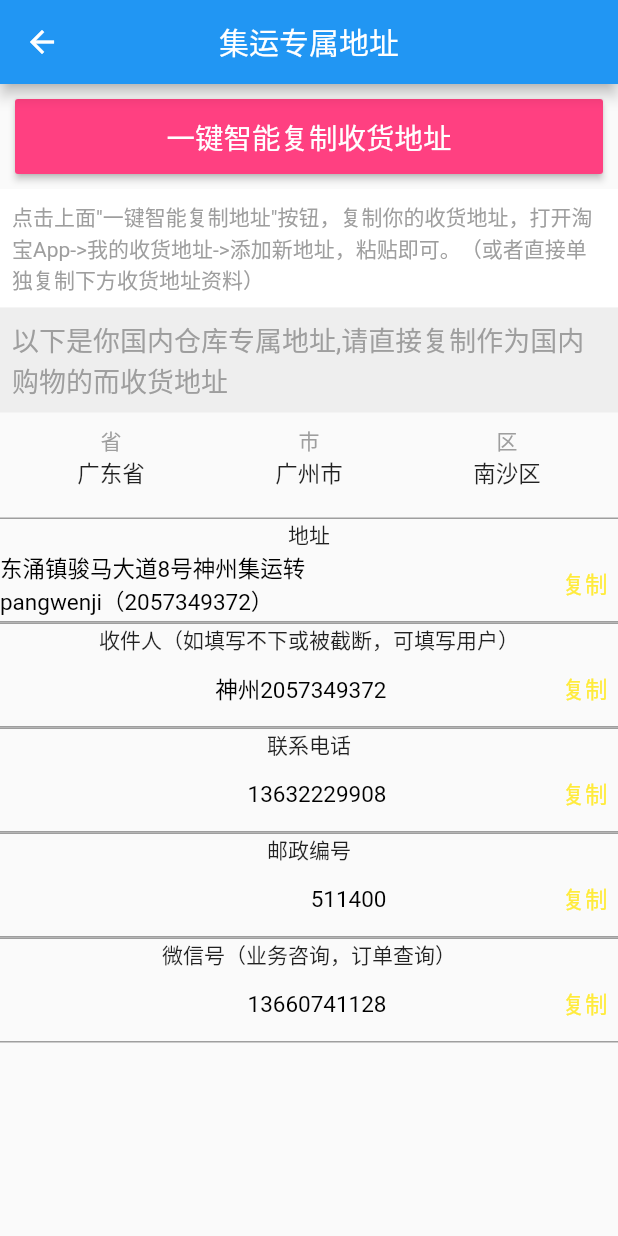
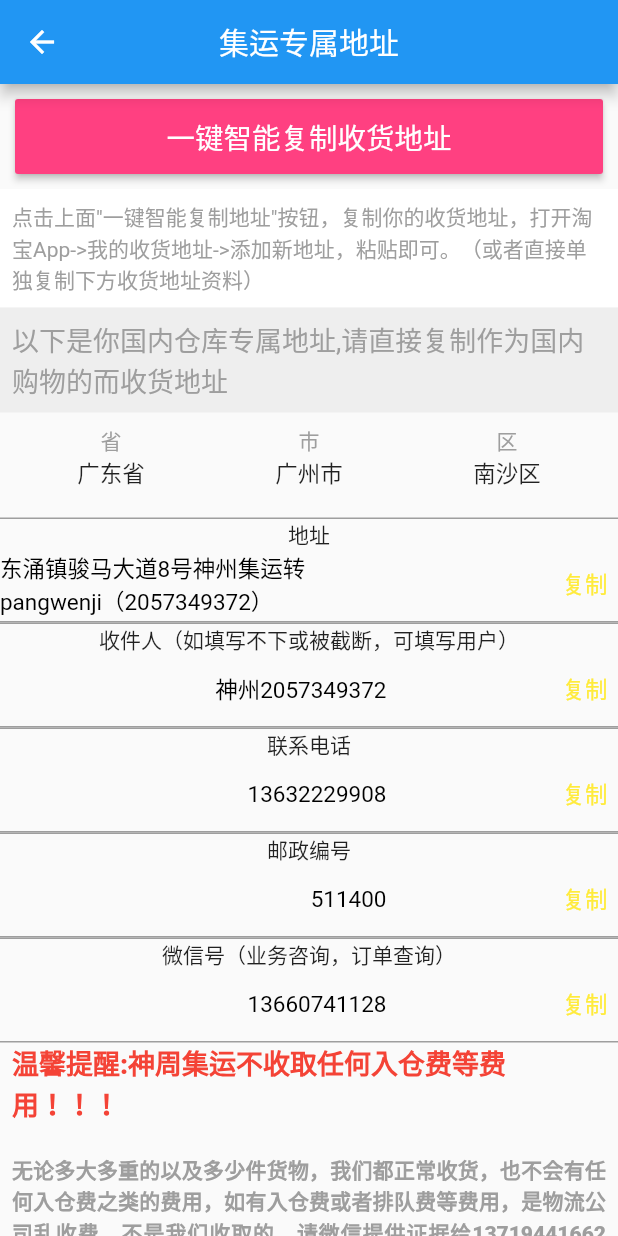
Before and after one commit to pangwenji/shenzhouapp, a Flutter app: the TransportationAddress screen opened by its route, on a phone screen of 412 x 824 dp. Run offline on Flutter 3.47's test engine with Material 2 defaults, Android fonts, the phone set to English and light mode, and no system bars; our stand-ins replace fluro, flutter_screenutil, flutter_swiper, get; missing offline and left inert: dart:ffi.

Commit message:
提交代码

```diff
--- a/lib/pages/transportation_address.dart
+++ b/lib/pages/transportation_address.dart
@@ -62,14 +62,55 @@
             _listContainer(data[2]['title'], data[2]['subtitle']),
             _listContainer(data[3]['title'], data[3]['subtitle']),
             _listContainer(data[4]['title'], data[4]['subtitle']),
+            Container(
+              width: MediaQuery.of(context).size.width,
+              padding: EdgeInsets.only(left: 8, right: 8),
+              height: 250,
+              child: Wrap(
+                children: [
+                  Container(
+                    alignment: Alignment.center,
+                    width: MediaQuery.of(context).size.width,
+                    child: Text(
+                      '温馨提醒:神周集运不收取任何入仓费等费用！！！',
+                      maxLines: 5,
+                      style: TextStyle(
+                          fontSize: 18,
+                          color: Colors.red,
+                          fontWeight: FontWeight.w800),
+                    ),
+                  ),
+                  _textContainer(
+                      '无论多大多重的以及多少件货物，我们都正常收货，也不会有任何入仓费之类的费用，如有入仓费或者排队费等费用，是物流公司乱收费，不是我们收取的，请微信提供证据给13719441662（微信同号）'),
+                  _textContainer(
+                      '家私、家电，机械，设备等大件货物，如需发物流送货或是提货，联系电话请留意：17809091234')
+                ],
+              ),
+            )
           ],
         ),
       )),
     );
   }
 
+  Widget _textContainer(title) {
+    return Container(
+      padding: EdgeInsets.only(top: 20),
+      child: Text(
+        title,
+        textAlign: TextAlign.justify,
+        style: TextStyle(
+            fontSize: 14, color: Colors.grey, fontWeight: FontWeight.w800),
+      ),
+    );
+  }
+
   Widget _listContainer(title, subTile) {
-    return Container(
+    return InkWell(
+        onTap: () {
+          Get.defaultDialog();
+        },
+        child: Container(
           height: 70,
           width: MediaQuery.of(context).size.width,
           decoration: BoxDecoration(
@@ -84,13 +125,14 @@
                   child: Row(
                     children: [
                       Expanded(
-                      flex: 2, child: expandContainer(subTile, 17.0, false)),
+                          flex: 2,
+                          child: expandContainer(subTile, 17.0, false)),
                       Expanded(flex: 1, child: expandContainer('复制', 7.0, true))
                     ],
                   ))
             ],
           ),
-    );
+        ));
   }
 
   Widget expandContainer(title, size, flag) {
```
Also changed, not shown: 2 other files. Lines whose indentation alone changed are shown as unchanged.
